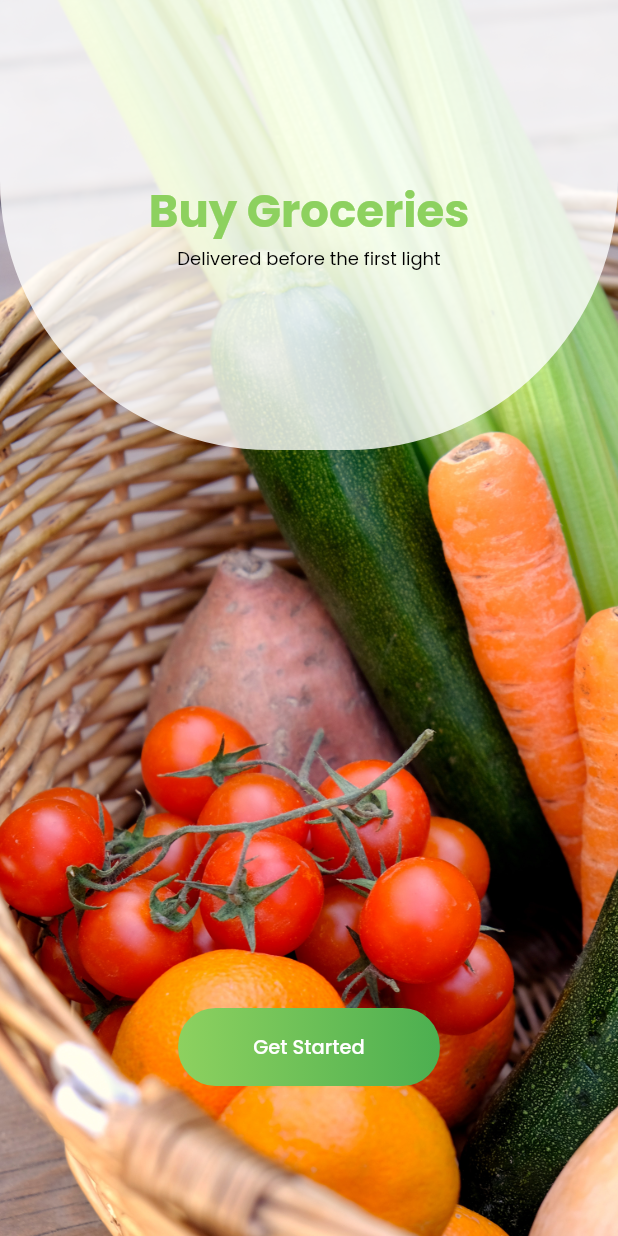
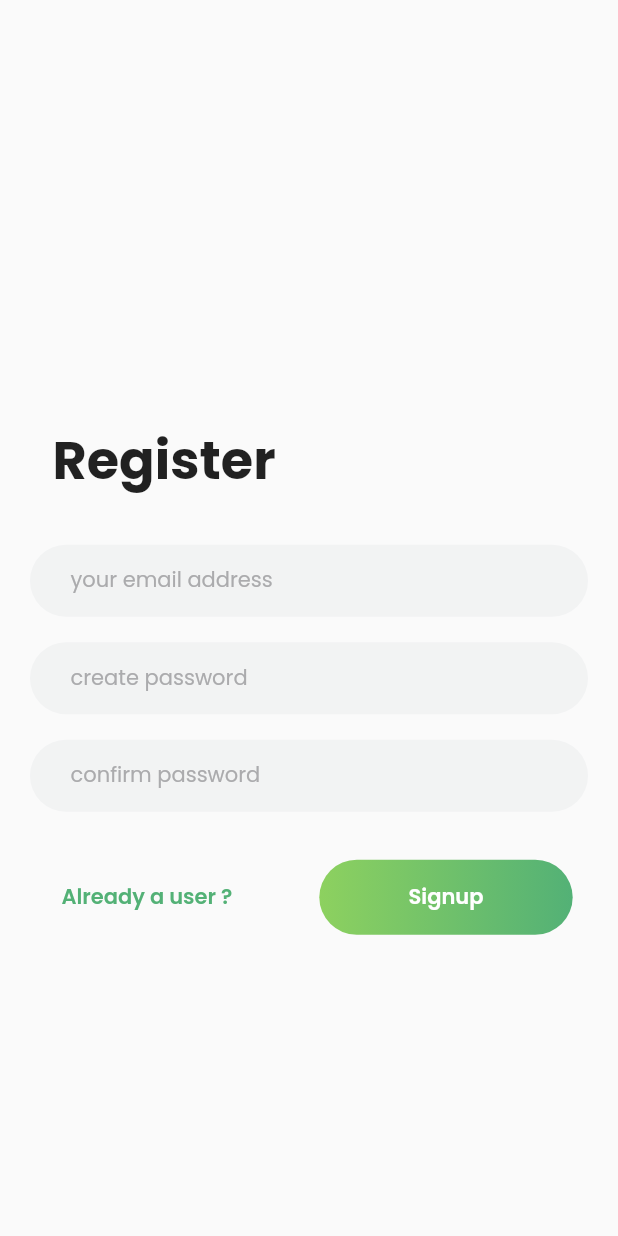
Before and after one commit to Tarunvegi-dev/OneTime, a Flutter app: the screen it shows after launch, after a tap on "Get Started", on a phone screen of 412 x 824 dp. Run offline on Flutter 3.47's test engine with Material 2 defaults, Android fonts, the phone set to English and light mode, and no system bars; our stand-ins replace google_fonts, hexcolor, page_transition.

Commit message:
11/11/21

```diff
--- a/lib/main.dart
+++ b/lib/main.dart
@@ -1,5 +1,5 @@
 import 'package:flutter/material.dart';
-import 'package:onetime/screens/intro_screen.dart';
+import './screens/screens.dart';
 
 void main() {
   runApp(const MyApp());
@@ -9,10 +9,14 @@ class MyApp extends StatelessWidget {
   const MyApp({Key? key}) : super(key: key);
   @override
   Widget build(BuildContext context) {
-    return const MaterialApp(
+    return MaterialApp(
       debugShowCheckedModeBanner: false,
       title: 'OneTime',
-      home: Introscreen(),
+      home: const Introscreen(),
+      routes: {
+        RegisterScreen.routeName: (context) => const RegisterScreen(),
+        LoginScreen.routeName: (context) => const LoginScreen()
+      },
     );
   }
 }
--- /dev/null
+++ b/lib/screens/introScreen/intro_screen.dart
@@ -0,0 +1,99 @@
+import 'package:flutter/material.dart';
+import 'package:google_fonts/google_fonts.dart';
+import 'package:hexcolor/hexcolor.dart';
+import '../screens.dart';
+
+class Introscreen extends StatelessWidget {
+  const Introscreen({Key? key}) : super(key: key);
+
+  @override
+  Widget build(BuildContext context) {
+    return Container(
+      decoration: const BoxDecoration(
+        image: DecorationImage(
+          image: AssetImage('assets/background.jpg'),
+          fit: BoxFit.cover,
+        ),
+      ),
+      child: Stack(
+        children: [
+          Positioned(
+            top: -125.0,
+            left: -30.0,
+            right: null,
+            bottom: null,
+            child: Container(
+              width: 450,
+              height: 450,
+              decoration: BoxDecoration(
+                color: Colors.white.withOpacity(0.8),
+                shape: BoxShape.circle,
+              ),
+              child: Container(
+                margin: EdgeInsets.only(
+                    top: MediaQuery.of(context).size.height * 15 / 100),
+                child: Column(
+                  mainAxisAlignment: MainAxisAlignment.center,
+                  children: [
+                    Text(
+                      'Buy Groceries',
+                      style: GoogleFonts.poppins(
+                        decoration: TextDecoration.none,
+                        fontSize: 30,
+                        color: HexColor('8DD15F'),
+                        fontWeight: FontWeight.bold,
+                      ),
+                    ),
+                    Text(
+                      'Delivered before the first light',
+                      style: GoogleFonts.poppins(
+                        decoration: TextDecoration.none,
+                        fontSize: 12,
+                        color: Colors.black,
+                        fontWeight: FontWeight.normal,
+                      ),
+                    ),
+                  ],
+                ),
+              ),
+            ),
+          ),
+          Positioned(
+            top: MediaQuery.of(context).size.height * 82 / 100,
+            left: MediaQuery.of(context).size.width * 1 / 4,
+            right: null,
+            bottom: null,
+            width: MediaQuery.of(context).size.width * 1 / 2,
+            height: 60,
+            child: Container(
+              decoration: BoxDecoration(
+                  gradient: const LinearGradient(
+                    colors: [
+                      Color.fromARGB(255, 141, 209, 95),
+                      Color.fromARGB(255, 83, 177, 118)
+                    ],
+                    begin: FractionalOffset.centerLeft,
+                    end: FractionalOffset.centerRight,
+                  ),
+                  borderRadius: BorderRadius.circular(50)),
+              child: TextButton(
+                child: Text(
+                  'Get Started',
+                  style: GoogleFonts.poppins(
+                    color: Colors.white,
+                    fontSize: 13,
+                  ),
+                ),
+                onPressed: () {
+                  Navigator.of(context).pushReplacementNamed(
+                    RegisterScreen.routeName,
+                  );
+                },
+              ),
+            ),
+          )
+        ],
+      ),
+    );
+  }
+}
--- a/lib/screens/intro_screen.dart
+++ /dev/null
@@ -1,83 +0,0 @@
-import 'package:flutter/material.dart';
-import 'package:google_fonts/google_fonts.dart';
-import 'package:hexcolor/hexcolor.dart';
-
-class Introscreen extends StatelessWidget {
-  const Introscreen({Key? key}) : super(key: key);
-
-  @override
-  Widget build(BuildContext context) {
-    return Container(
-      decoration: const BoxDecoration(
-        image: DecorationImage(
-          image: AssetImage('assets/background.jpg'),
-          fit: BoxFit.cover,
-        ),
-      ),
-      child: Column(
-        mainAxisAlignment: MainAxisAlignment.spaceBetween,
-        children: [
-          Container(
-            width: double.infinity,
-            height: 300,
-            decoration: BoxDecoration(
-              color: Colors.white.withOpacity(0.8),
-              borderRadius: const BorderRadius.only(
-                bottomLeft: Radius.circular(180),
-                bottomRight: Radius.circular(180),
-              ),
-            ),
-            child: Center(
-              child: Column(
-                mainAxisAlignment: MainAxisAlignment.center,
-                children: [
-                  Text(
-                    'Buy Groceries',
-                    style: GoogleFonts.poppins(
-                      decoration: TextDecoration.none,
-                      fontSize: 30,
-                      color: HexColor('8DD15F'),
-                      fontWeight: FontWeight.bold,
-                    ),
-                  ),
-                  Text(
-                    'Delivered before the first light',
-                    style: GoogleFonts.poppins(
-                      decoration: TextDecoration.none,
-                      fontSize: 12,
-                      color: Colors.black,
-                      fontWeight: FontWeight.normal,
-                    ),
-                  ),
-                ],
-              ),
-            ),
-          ),
-          Container(
-            margin: const EdgeInsets.only(bottom: 100),
-            child: Container(
-              padding: const EdgeInsets.symmetric(vertical: 2, horizontal: 42),
-              decoration: BoxDecoration(
-                  gradient: LinearGradient(
-                    colors: [HexColor('8DD15F'), Colors.green],
-                    begin: FractionalOffset.centerLeft,
-                    end: FractionalOffset.centerRight,
-                  ),
-                  borderRadius: BorderRadius.circular(25)),
-              child: TextButton(
-                child: Text(
-                  'Get Started',
-                  style: GoogleFonts.poppins(
-                    color: Colors.white,
-                    fontSize: 13,
-                  ),
-                ),
-                onPressed: () {},
-              ),
-            ),
-          )
-        ],
-      ),
-    );
-  }
-}
--- /dev/null
+++ b/lib/screens/registerScreen/register_screen.dart
@@ -0,0 +1,206 @@
+import 'package:flutter/cupertino.dart';
+import 'package:flutter/material.dart';
+import 'package:google_fonts/google_fonts.dart';
+import 'package:hexcolor/hexcolor.dart';
+import 'package:onetime/screens/screens.dart';
+import 'package:page_transition/page_transition.dart';
+
+class RegisterScreen extends StatelessWidget {
+  const RegisterScreen({Key? key}) : super(key: key);
+
+  static const routeName = '/register';
+
+  @override
+  Widget build(BuildContext context) {
+    return Scaffold(
+      resizeToAvoidBottomInset: false,
+      body: Column(
+          mainAxisSize: MainAxisSize.max,
+          mainAxisAlignment: MainAxisAlignment.start,
+          crossAxisAlignment: CrossAxisAlignment.stretch,
+          children: [
+            SizedBox(
+              height: MediaQuery.of(context).size.height * 34 / 100,
+            ),
+            Container(
+              margin: const EdgeInsets.only(left: 35),
+              child: Text(
+                'Register',
+                style: GoogleFonts.poppins(
+                  fontSize: 35,
+                  fontWeight: FontWeight.bold,
+                ),
+              ),
+            ),
+            const SizedBox(
+              height: 30,
+            ),
+            Container(
+              height: 50,
+              margin: const EdgeInsets.only(left: 20, right: 20),
+              child: TextFormField(
+                decoration: InputDecoration(
+                  hintText: "your email address",
+                  hintStyle: GoogleFonts.poppins(
+                    color: const Color.fromARGB(255, 171, 171, 173),
+                    fontSize: 14,
+                    fontWeight: FontWeight.normal,
+                  ),
+                  enabledBorder: OutlineInputBorder(
+                    borderSide: const BorderSide(
+                      color: Color(0x00000000),
+                      width: 1,
+                    ),
+                    borderRadius: BorderRadius.circular(100),
+                  ),
+                  focusedBorder: OutlineInputBorder(
+                    borderSide: const BorderSide(
+                      color: Color(0x00000000),
+                      width: 1,
+                    ),
+                    borderRadius: BorderRadius.circular(100),
+                  ),
+                  filled: true,
+                  fillColor: const Color.fromARGB(63, 217, 220, 223),
+                  contentPadding: const EdgeInsets.only(
+                    left: 27,
+                    top: 12,
+                  ),
+                ),
+              ),
+            ),
+            const SizedBox(
+              height: 15,
+            ),
+            Container(
+              height: 50,
+              margin: const EdgeInsets.only(left: 20, right: 20),
+              child: TextFormField(
+                decoration: InputDecoration(
+                  hintText: "create password",
+                  hintStyle: GoogleFonts.poppins(
+                    color: const Color.fromARGB(255, 171, 171, 173),
+                    fontSize: 14,
+                    fontWeight: FontWeight.normal,
+                  ),
+                  enabledBorder: OutlineInputBorder(
+                    borderSide: const BorderSide(
+                      color: Color(0x00000000),
+                      width: 1,
+                    ),
+                    borderRadius: BorderRadius.circular(100),
+                  ),
+                  focusedBorder: OutlineInputBorder(
+                    borderSide: const BorderSide(
+                      color: Color(0x00000000),
+                      width: 1,
+                    ),
+                    borderRadius: BorderRadius.circular(100),
+                  ),
+                  filled: true,
+                  fillColor: const Color.fromARGB(63, 217, 220, 223),
+                  contentPadding: const EdgeInsets.only(
+                    left: 27,
+                    top: 12,
+                  ),
+                ),
+              ),
+            ),
+            const SizedBox(
+              height: 15,
+            ),
+            Container(
+              height: 50,
+              margin: const EdgeInsets.only(left: 20, right: 20),
+              child: TextFormField(
+                decoration: InputDecoration(
+                  hintText: "confirm password",
+                  hintStyle: GoogleFonts.poppins(
+                    color: const Color.fromARGB(255, 171, 171, 173),
+                    fontSize: 14,
+                    fontWeight: FontWeight.normal,
+                  ),
+                  enabledBorder: OutlineInputBorder(
+                    borderSide: const BorderSide(
+                      color: Color(0x00000000),
+                      width: 1,
+                    ),
+                    borderRadius: BorderRadius.circular(100),
+                  ),
+                  focusedBorder: OutlineInputBorder(
+                    borderSide: const BorderSide(
+                      color: Color(0x00000000),
+                      width: 1,
+                    ),
+                    borderRadius: BorderRadius.circular(100),
+                  ),
+                  filled: true,
+                  fillColor: const Color.fromARGB(63, 217, 220, 223),
+                  contentPadding: const EdgeInsets.only(
+                    left: 27,
+                    top: 12,
+                  ),
+                ),
+              ),
+            ),
+            const SizedBox(
+              height: 30,
+            ),
+            Padding(
+              padding: const EdgeInsets.only(
+                left: 33,
+              ),
+              child: Row(
+                children: [
+                  TextButton(
+                    onPressed: () {
+                        Navigator.of(context).pushReplacement(
+                          PageTransition(
+                            child: const LoginScreen(),
+                            type: PageTransitionType.leftToRight,
+                          ),
+                        );
+                      },
+                    child: Text(
+                      'Already a user ?',
+                      style: GoogleFonts.poppins(
+                        fontSize: 14,
+                        color: HexColor('53B176'),
+                        fontWeight: FontWeight.w600,
+                      ),
+                    ),
+                  ),
+                  const SizedBox(
+                    width: 50,
+                  ),
+                  Container(
+                    width: MediaQuery.of(context).size.width*41/100,
+                    height: 50,
+                    decoration: BoxDecoration(
+                      borderRadius: BorderRadius.circular(50),
+                      gradient: const LinearGradient(
+                        colors: [
+                          Color.fromARGB(255, 141, 209, 95),
+                          Color.fromARGB(255, 83, 177, 118)
+                        ],
+                      ),
+                    ),
+                    child: TextButton(
+                      onPressed: () {},
+                      child: Text(
+                        'Signup',
+                        style: GoogleFonts.poppins(
+                          color: const Color.fromARGB(255, 255, 255, 255),
+                          fontWeight: FontWeight.w600,
+                          fontSize: 14,
+                        ),
+                      ),
+                    ),
+                  )
+                ],
+              ),
+            )
+          ]),
+    );
+  }
+}
--- /dev/null
+++ b/lib/screens/screens.dart
@@ -0,0 +1,3 @@
+export './introScreen/intro_screen.dart';
+export './registerScreen/register_screen.dart';
+export './loginScreen/login_screen.dart';
--- a/pubspec.yaml
+++ b/pubspec.yaml
@@ -32,6 +32,7 @@ dependencies:
   cupertino_icons: ^1.0.2
   google_fonts: ^2.1.0
   hexcolor: ^2.0.5
+  page_transition: ^2.0.4
 
 dev_dependencies:
   flutter_test:
```
Also changed, not shown: lib/screens/loginScreen/login_screen.dart (added, +190 -0 lines), assets/background.jpg, pubspec.lock.
